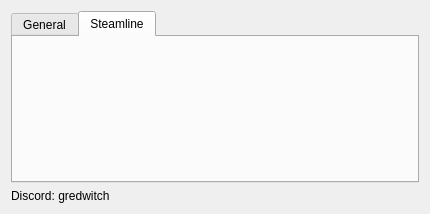
Above: ui/settings.ui from Gredwitch/Dagor-Asset-Explorer before the change. Below: the same form after it.
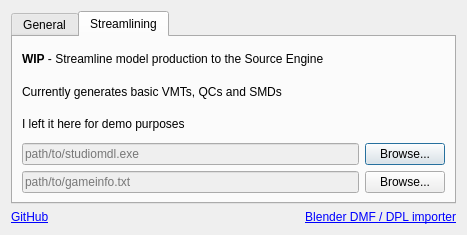
That is the form after the change. The open tabs and pages were chosen to show the change.

Commit message: gui:  * customtreeview:   - GeomNodeTree can now be exported to DMF parse:  * gameres:   - Fixed GameResDesc.getModelMaterials's return type  * material:   - Added support to pretty much all shader classes   - Fixed non-square textures being squashed   - Improved material name generation   - Rewrote the way materials are generated

What changed in the file:
```diff
--- a/ui/settings.ui
+++ b/ui/settings.ui
@@ -6,15 +6,15 @@
    <rect>
     <x>0</x>
     <y>0</y>
-    <width>412</width>
-    <height>193</height>
+    <width>467</width>
+    <height>235</height>
    </rect>
   </property>
   <property name="windowTitle">
    <string>Dagor Asset Explorer - Settings</string>
   </property>
-  <layout class="QGridLayout" name="gridLayout">
-   <item row="0" column="0">
+  <layout class="QVBoxLayout" name="vLayout">
+   <item>
     <widget class="QTabWidget" name="tabWidget">
      <property name="sizePolicy">
       <sizepolicy hsizetype="Expanding" vsizetype="MinimumExpanding">
@@ -84,17 +84,111 @@
      </widget>
      <widget class="QWidget" name="streamline">
       <attribute name="title">
-       <string>Steamline</string>
+       <string>Streamlining</string>
       </attribute>
+      <layout class="QVBoxLayout" name="verticalLayout_2">
+       <item>
+        <widget class="QLabel" name="label_2">
+         <property name="text">
+          <string>&lt;html&gt;&lt;head/&gt;&lt;body&gt;&lt;p&gt;&lt;span style=&quot; font-weight:600;&quot;&gt;WIP&lt;/span&gt; - Streamline model production to the Source Engine&lt;/p&gt;&lt;/body&gt;&lt;/html&gt;</string>
+         </property>
+        </widget>
+       </item>
+       <item>
+        <widget class="QLabel" name="label_3">
+         <property name="text">
+          <string>Currently generates basic VMTs, QCs and SMDs</string>
+         </property>
+        </widget>
+       </item>
+       <item>
+        <widget class="QLabel" name="label_4">
+         <property name="text">
+          <string>I left it here for demo purposes</string>
+         </property>
+        </widget>
+       </item>
+       <item>
+        <layout class="QHBoxLayout" name="horizontalLayout">
+         <item>
+          <widget class="QLineEdit" name="studiomdlLine">
+           <property name="enabled">
+            <bool>false</bool>
+           </property>
+           <property name="placeholderText">
+            <string>path/to/studiomdl.exe</string>
+           </property>
+          </widget>
+         </item>
+         <item>
+          <widget class="QPushButton" name="studioMdlBtn">
+           <property name="text">
+            <string>Browse...</string>
+           </property>
+          </widget>
+         </item>
+        </layout>
+       </item>
+       <item>
+        <layout class="QHBoxLayout" name="horizontalLayout_4">
+         <item>
+          <widget class="QLineEdit" name="gameInfoLine">
+           <property name="enabled">
+            <bool>false</bool>
+           </property>
+           <property name="placeholderText">
+            <string>path/to/gameinfo.txt</string>
+           </property>
+          </widget>
+         </item>
+         <item>
+          <widget class="QPushButton" name="gameInfoBtn">
+           <property name="text">
+            <string>Browse...</string>
+           </property>
+          </widget>
+         </item>
+        </layout>
+       </item>
+      </layout>
      </widget>
     </widget>
    </item>
-   <item row="1" column="0">
-    <widget class="QLabel" name="label">
-     <property name="text">
-      <string>Discord: gredwitch</string>
-     </property>
-    </widget>
+   <item>
+    <layout class="QHBoxLayout" name="horizontalLayout_2">
+     <item>
+      <widget class="QLabel" name="githubLabel">
+       <property name="text">
+        <string>&lt;html&gt;&lt;head/&gt;&lt;body&gt;&lt;p&gt;&lt;a href=&quot;https://github.com/Gredwitch/Dagor-Asset-Explorer&quot;&gt;&lt;span style=&quot; text-decoration: underline; color:#0000ff;&quot;&gt;GitHub&lt;/span&gt;&lt;/a&gt;&lt;/p&gt;&lt;/body&gt;&lt;/html&gt;</string>
+       </property>
+       <property name="alignment">
+        <set>Qt::AlignLeading|Qt::AlignLeft|Qt::AlignVCenter</set>
+       </property>
+       <property name="openExternalLinks">
+        <bool>true</bool>
+       </property>
+       <property name="textInteractionFlags">
+        <set>Qt::TextBrowserInteraction</set>
+       </property>
+      </widget>
+     </item>
+     <item>
+      <widget class="QLabel" name="label">
+       <property name="text">
+        <string>&lt;html&gt;&lt;head/&gt;&lt;body&gt;&lt;p&gt;&lt;a href=&quot;https://github.com/Gredwitch/Dagor-Asset-Explorer-Tools&quot;&gt;&lt;span style=&quot; text-decoration: underline; color:#0000ff;&quot;&gt;Blender DMF / DPL importer&lt;/span&gt;&lt;/a&gt;&lt;/p&gt;&lt;/body&gt;&lt;/html&gt;</string>
+       </property>
+       <property name="alignment">
+        <set>Qt::AlignRight|Qt::AlignTrailing|Qt::AlignVCenter</set>
+       </property>
+       <property name="openExternalLinks">
+        <bool>true</bool>
+       </property>
+       <property name="textInteractionFlags">
+        <set>Qt::TextBrowserInteraction</set>
+       </property>
+      </widget>
+     </item>
+    </layout>
    </item>
   </layout>
  </widget>
```
Left out of the diff: 2 changed lines with no effect on the pictures. The commit also changes 1 other file.
